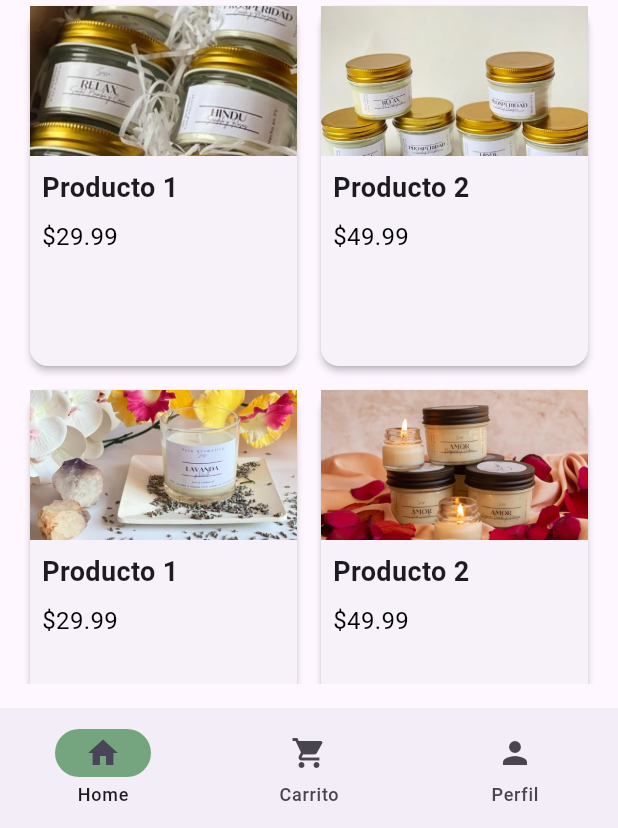
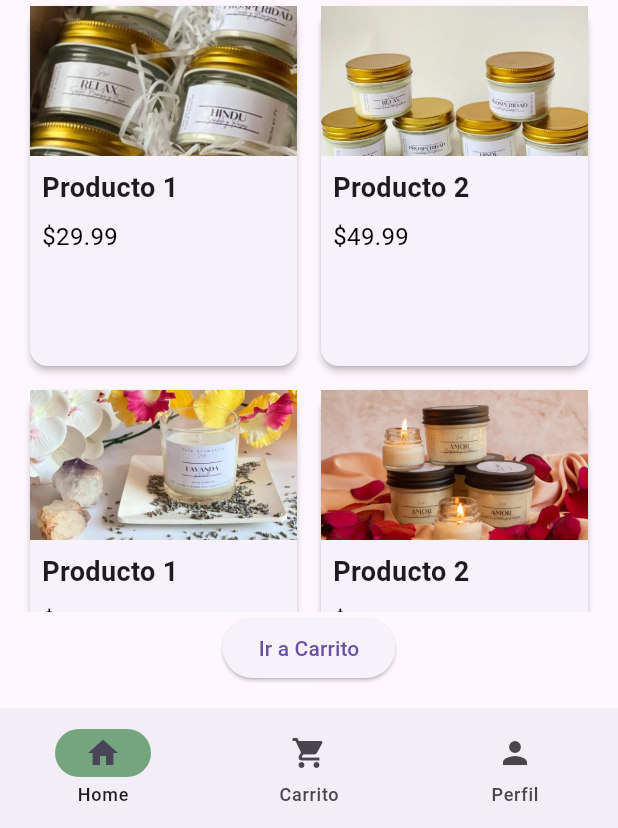
Before and after one commit to eduandueza/tp3_velitas, a Flutter app: the screen it shows after launch, on a phone screen of 412 x 824 dp, the part 408-1236 px from its top. Run offline on Flutter 3.47's test engine with Material 3 defaults, Android fonts, the phone set to English and light mode, and no system bars; our stand-ins replace flutter_riverpod, go_router.

Commit message:
Creación de página approved, widget de cantidad para agregar item en menu de carrito, modificación de carrito_screen en confirmacion de compra y algunos features mas.

```diff
--- a/lib/core/router/app_router.dart
+++ b/lib/core/router/app_router.dart
@@ -1,4 +1,6 @@
+import 'package:flutter_application_1/presentations/screens/approved_screen.dart';
 import 'package:flutter_application_1/presentations/screens/carrito_screen.dart';
+import 'package:flutter_application_1/presentations/screens/disapproved_screen.dart';
 import 'package:flutter_application_1/presentations/screens/home_screen.dart';
 import 'package:flutter_application_1/presentations/screens/login_screen.dart';
 import 'package:flutter_application_1/presentations/screens/perfil_screen.dart';
@@ -31,5 +33,13 @@ final GoRouter appRouter = GoRouter(
       path: '/perfil',
       builder: (context, state) => const PerfilScreen(),
     ),
+        GoRoute(
+      path: '/aprobada',
+      builder: (context, state) => const ApprovedScreen(),
+    ),
+            GoRoute(
+      path: '/rechazada',
+      builder: (context, state) => const DisapprovedScreen(),
+    ),
   ],
 );
--- a/lib/presentations/screens/carrito_item_screen.dart
+++ b/lib/presentations/screens/carrito_item_screen.dart
@@ -3,6 +3,8 @@ import 'package:flutter_application_1/presentations/providers/carrito_provider.d
 import 'package:flutter_riverpod/flutter_riverpod.dart';
 
 class CarritoItemScreen extends ConsumerWidget {
+  const CarritoItemScreen({super.key});
+
   @override
   Widget build(BuildContext context, WidgetRef ref) {
     final cartItems = ref.watch(cartProvider);
@@ -12,7 +14,7 @@ class CarritoItemScreen extends ConsumerWidget {
         title: const Text('Carrito de Compras'),
       ),
       body: cartItems.isEmpty
-          ? Center(child: const Text('El carrito se encuentra vacío'))
+          ? const Center(child: Text('El carrito se encuentra vacío'))
           : ListView.builder(
               itemCount: cartItems.length,
               itemBuilder: (context, index) {
--- a/lib/presentations/screens/compra_aprobada_screen.dart
+++ b/lib/presentations/screens/disapproved_screen.dart
@@ -1,7 +1,7 @@
 import 'package:flutter/material.dart';
 
-class MyWidget extends StatelessWidget {
-  const MyWidget({super.key});
+class DisapprovedScreen extends StatelessWidget {
+  const DisapprovedScreen({super.key});
 
   @override
   Widget build(BuildContext context) {
--- a/lib/presentations/screens/home_screen.dart
+++ b/lib/presentations/screens/home_screen.dart
@@ -5,7 +5,7 @@ import 'package:flutter_application_1/widgets/main_menu.dart';
 import 'package:go_router/go_router.dart';
 
 class HomeScreen extends StatelessWidget {
-  const HomeScreen({Key? key}) : super(key: key);
+  const HomeScreen({super.key});
 
   @override
   Widget build(BuildContext context) {
@@ -40,7 +40,7 @@ class HomeScreen extends StatelessWidget {
                         crossAxisAlignment: CrossAxisAlignment.start,
                         children: [
                           Image.asset(
-                            '${product.imageUrl}',
+                            product.imageUrl,
                             height: 100,
                             width: double.infinity,
                             fit: BoxFit.cover,
@@ -67,6 +67,12 @@ class HomeScreen extends StatelessWidget {
                 },
               ),
             ),
+                      ElevatedButton(
+            onPressed: () {
+              context.go('/carrito');
+            },
+            child: const Text('Ir a Carrito'),
+          ),
           ],
         ),
       ),
--- a/lib/presentations/screens/perfil_screen.dart
+++ b/lib/presentations/screens/perfil_screen.dart
@@ -4,7 +4,7 @@ import 'package:flutter_application_1/widgets/main_menu.dart';
 import 'package:flutter_riverpod/flutter_riverpod.dart';
 
 class PerfilScreen extends ConsumerWidget {
-  const PerfilScreen({Key? key}) : super(key: key);
+  const PerfilScreen({super.key});
 
   @override
   Widget build(BuildContext context, WidgetRef ref) {
--- a/lib/presentations/screens/producto_detail_screen.dart
+++ b/lib/presentations/screens/producto_detail_screen.dart
@@ -11,7 +11,7 @@ import 'package:flutter_riverpod/flutter_riverpod.dart';
 class ProductoDetailScreen extends ConsumerWidget {
   final String productId;
 
-  const ProductoDetailScreen({Key? key, required this.productId}) : super(key: key);
+  const ProductoDetailScreen({super.key, required this.productId});
 
   @override
   Widget build(BuildContext context, WidgetRef ref) {
--- a/lib/widgets/back_button.dart
+++ b/lib/widgets/back_button.dart
@@ -2,7 +2,7 @@ import 'package:flutter/material.dart';
 import 'package:go_router/go_router.dart';
 
 class BackButtonWidget extends StatelessWidget {
-  const BackButtonWidget({Key? key}) : super(key: key);
+  const BackButtonWidget({super.key});
 
   @override
   Widget build(BuildContext context) {
--- a/lib/widgets/logo_widget.dart
+++ b/lib/widgets/logo_widget.dart
@@ -1,6 +1,8 @@
 import 'package:flutter/material.dart';
 
 class LogoWidget extends StatelessWidget {
+  const LogoWidget({super.key});
+
   @override
   Widget build(BuildContext context) {
     return Center(
--- a/lib/widgets/main_menu.dart
+++ b/lib/widgets/main_menu.dart
@@ -1,12 +1,16 @@
 import 'package:flutter/material.dart';
+import 'package:flutter_application_1/presentations/providers/carrito_provider.dart';
 import 'package:flutter_application_1/presentations/providers/menu_provider.dart';
 import 'package:flutter_riverpod/flutter_riverpod.dart';
 import 'package:go_router/go_router.dart';
 
 class MainMenu extends ConsumerWidget {
+  const MainMenu({super.key});
+
   @override
   Widget build(BuildContext context, WidgetRef ref) {
     final currentIndex = ref.watch(menuProvider).selectedIndex;
+    final totalItems = ref.watch(cartProvider).fold(0, (sum, item) => sum + item.quantity);
 
     return NavigationBar(
       onDestinationSelected: (int index) {
@@ -22,17 +26,41 @@ class MainMenu extends ConsumerWidget {
       },
       indicatorColor: const Color.fromARGB(255, 117, 165, 127),
       selectedIndex: currentIndex,
-      destinations: const <Widget>[
-        NavigationDestination(
+      destinations: <Widget>[
+        const NavigationDestination(
           selectedIcon: Icon(Icons.home),
           icon: Icon(Icons.home_outlined),
           label: 'Home',
         ),
         NavigationDestination(
-          icon: Icon(Icons.shopping_cart),
+          icon: Stack(
+            children: [
+              const Icon(Icons.shopping_cart),
+              if (totalItems > 0)
+                Positioned(
+                  left: 10,
+                  top: 2.5,
+                  child: Container(
+                    padding: const EdgeInsets.all(4),
+                    decoration: BoxDecoration(
+                      color: const Color.fromARGB(255, 212, 84, 195),
+                      shape: BoxShape.circle,
+                    ),
+                    child: Text(
+                      totalItems.toString(),
+                      style: const TextStyle(
+                        color: Colors.white,
+                        fontSize: 14,
+                        fontWeight: FontWeight.bold,
+                      ),
+                    ),
+                  ),
+                ),
+            ],
+          ),
           label: 'Carrito',
         ),
-        NavigationDestination(
+        const NavigationDestination(
           icon: Icon(Icons.person),
           label: 'Perfil',
         ),
--- a/lib/widgets/product_image_widget.dart
+++ b/lib/widgets/product_image_widget.dart
@@ -8,13 +8,13 @@ class ProductImageWidget extends StatelessWidget {
   final bool addShadow;
 
   const ProductImageWidget({
-    Key? key,
+    super.key,
     required this.imageUrl,
     this.width = 350,
     this.height = 350,
     this.borderRadius = 15,
     this.addShadow = true,
-  }) : super(key: key);
+  });
 
   @override
   Widget build(BuildContext context) {
@@ -25,7 +25,7 @@ class ProductImageWidget extends StatelessWidget {
         borderRadius: BorderRadius.circular(borderRadius),
         boxShadow: addShadow
             ? [
-                BoxShadow(
+                const BoxShadow(
                   color: Colors.black26,
                   blurRadius: 10,
                   offset: Offset(0, 5), // Sombra hacia abajo
--- a/pubspec.yaml
+++ b/pubspec.yaml
@@ -14,7 +14,7 @@ dependencies:
 
 dev_dependencies:
   flutter_lints: ^4.0.0
-  flutter_riverpod: ^2.5.3
+  flutter_riverpod: ^2.6.1
   flutter_test:
     sdk: flutter
   go_router: ^14.3.0
```
Also changed, not shown: lib/presentations/providers/carrito_provider.dart (+34 -4 lines), lib/presentations/screens/approved_screen.dart (added, +42 -0 lines), lib/presentations/screens/carrito_screen.dart (+59 -11 lines), lib/presentations/screens/compra_rechazada_screen.dart (deleted, +0 -10 lines), lib/widgets/quantity_widget.dart (added, +38 -0 lines), pubspec.lock.
